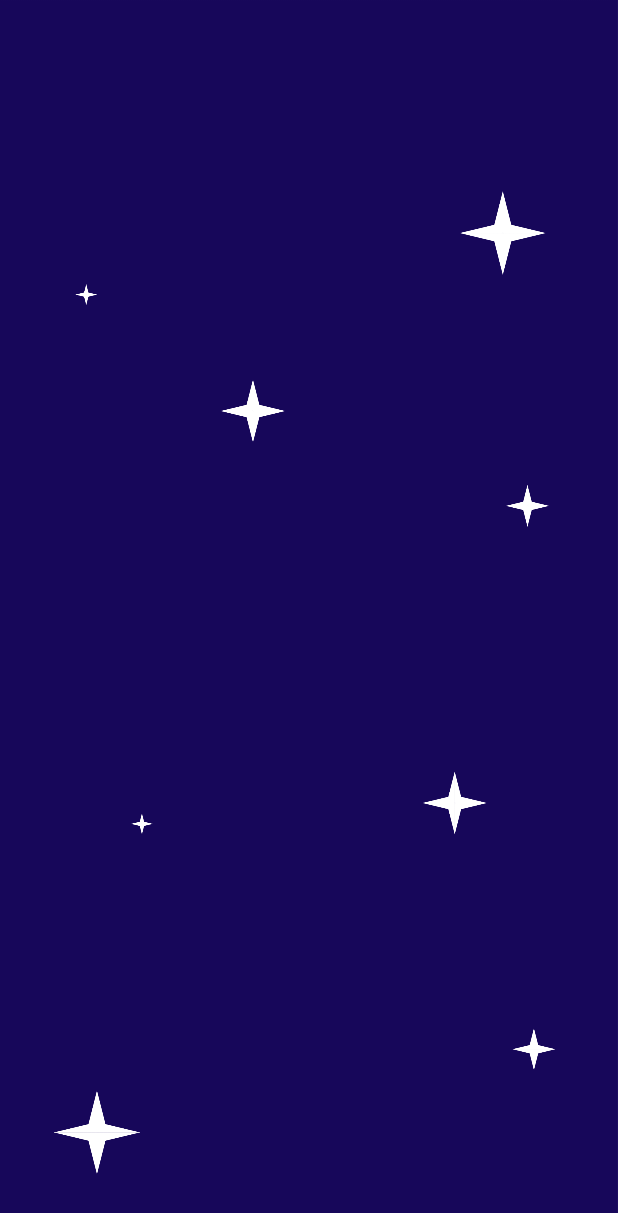
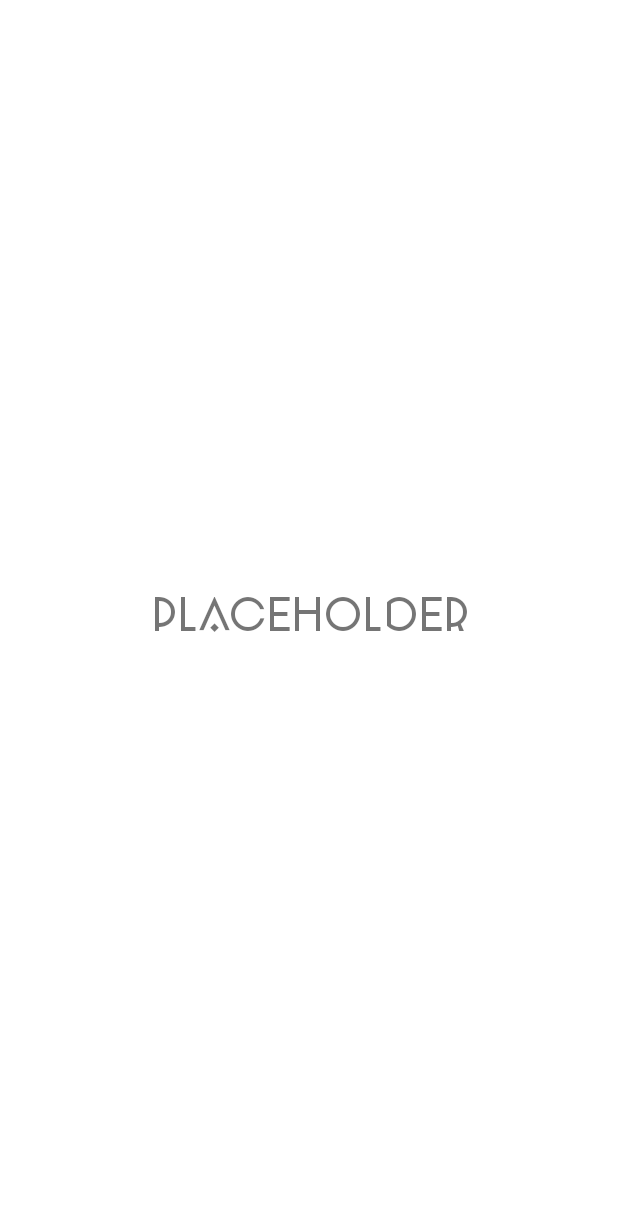
Before and after one commit to Chris-UMD/CMSC436-group16, an Android app: the layout play.xml on its own in the app's theme, with its tools: preview values and no code run, on a phone screen of 412 x 824 dp. Shown: the top 1213 px of the screen. Run offline under Robolectric (Android 15) with nearby library versions, the phone set to English and light mode, and no system bars.

Commit message:
Play Activity Completed (for now)

```diff
--- a/Apollo/app/build.gradle
+++ b/Apollo/app/build.gradle
@@ -38,6 +38,7 @@ dependencies {
     implementation 'androidx.core:core-ktx:1.3.2'
     implementation 'androidx.appcompat:appcompat:1.2.0'
     implementation 'com.google.android.material:material:1.2.1'
+    implementation 'com.google.code.gson:gson:2.8.5'
     implementation 'androidx.constraintlayout:constraintlayout:2.0.4'
     testImplementation 'junit:junit:4.+'
     androidTestImplementation 'androidx.test.ext:junit:1.1.2'
--- a/Apollo/app/src/main/AndroidManifest.xml
+++ b/Apollo/app/src/main/AndroidManifest.xml
@@ -16,6 +16,9 @@
                 <category android:name="android.intent.category.LAUNCHER" />
             </intent-filter>
         </activity>
+
+        <activity android:name=".Play"/>
+        <activity android:name=".Stats"/>
     </application>
 
 </manifest>
--- a/Apollo/app/src/main/java/com/example/apollo/Menu.kt
+++ b/Apollo/app/src/main/java/com/example/apollo/Menu.kt
@@ -25,6 +25,6 @@ class Menu : AppCompatActivity() {
     // launch Play Activity
     fun onClickPlay(v: View) {
         Toast.makeText(this, "Play button clicked!", Toast.LENGTH_SHORT).show()
-        // startActivity(Intent(applicationContext, Stats::class.java))
+        startActivity(Intent(applicationContext, Play::class.java))
     }
 }
--- a/Apollo/app/src/main/res/layout/play.xml
+++ b/Apollo/app/src/main/res/layout/play.xml
@@ -1,9 +1,27 @@
 <?xml version="1.0" encoding="utf-8"?>
 <androidx.constraintlayout.widget.ConstraintLayout
     xmlns:android="http://schemas.android.com/apk/res/android"
+    xmlns:app="http://schemas.android.com/apk/res-auto"
+    xmlns:tools="http://schemas.android.com/tools"
+    android:id="@+id/background_layout"
+    android:clickable="true"
     android:layout_width="match_parent"
     android:layout_height="match_parent"
-    android:background="@drawable/background"
->
+    tools:context=".Play">
+<!--    android:layout_width="match_parent"-->
+<!--    android:layout_height="match_parent"-->
+<!--    android:background="@drawable/background"-->
+    <TextView
+        android:id="@+id/instruction_text"
+        android:layout_width="wrap_content"
+        android:layout_height="wrap_content"
+        android:text="@string/placeholder"
+        android:textSize="32sp"
+        android:fontFamily="@font/artographie_light"
+        android:gravity="center"
+        app:layout_constraintBottom_toBottomOf="parent"
+        app:layout_constraintLeft_toLeftOf="parent"
+        app:layout_constraintRight_toRightOf="parent"
+        app:layout_constraintTop_toTopOf="parent" />
 
 </androidx.constraintlayout.widget.ConstraintLayout>
--- a/Apollo/app/src/main/res/values/colors.xml
+++ b/Apollo/app/src/main/res/values/colors.xml
@@ -7,4 +7,8 @@
     <color name="teal_700">#FF018786</color>
     <color name="black">#FF000000</color>
     <color name="white">#FFFFFFFF</color>
+    <color name="orange">#FFFF7E64</color>
+    <color name="pink">#FFF734A9</color>
+    <color name="dark_purple">#FF17075A</color>
+    <color name="light_blue">#FF4BD8F9</color>
 </resources>
--- a/Apollo/app/src/main/res/values/strings.xml
+++ b/Apollo/app/src/main/res/values/strings.xml
@@ -1,3 +1,12 @@
 <resources>
     <string name="app_name">Apollo</string>
+    <string name="placeholder">PLACEHOLDER</string>
+    <string name="wait_string">WAIT</string>
+    <string name="dont_tap">DON\'T TAP!</string>
+    <string name="tap">TAP!</string>
+    <string name="success">WELL DONE!</string>
+    <string name="failure">OH NO!\nYOU TAPPED!</string>
+    <string name="failure_to_tap">OH NO!\nYOU TOOK TOO\nLONG!</string>
+    <string name="finished">FINISHED!\nTAP ANYWHERE\nTO CONTINUE</string>
+    <string name="preference_file_key">com.example.apollo.prefs</string>
 </resources>
--- a/Apollo/build.gradle
+++ b/Apollo/build.gradle
@@ -6,7 +6,7 @@ buildscript {
         jcenter()
     }
     dependencies {
-        classpath "com.android.tools.build:gradle:4.1.0"
+        classpath 'com.android.tools.build:gradle:4.1.1'
         classpath "org.jetbrains.kotlin:kotlin-gradle-plugin:$kotlin_version"
 
         // NOTE: Do not place your application dependencies here; they belong
```
Also changed, not shown: Apollo/app/src/main/java/com/example/apollo/Play.kt (+278 -1 lines).
